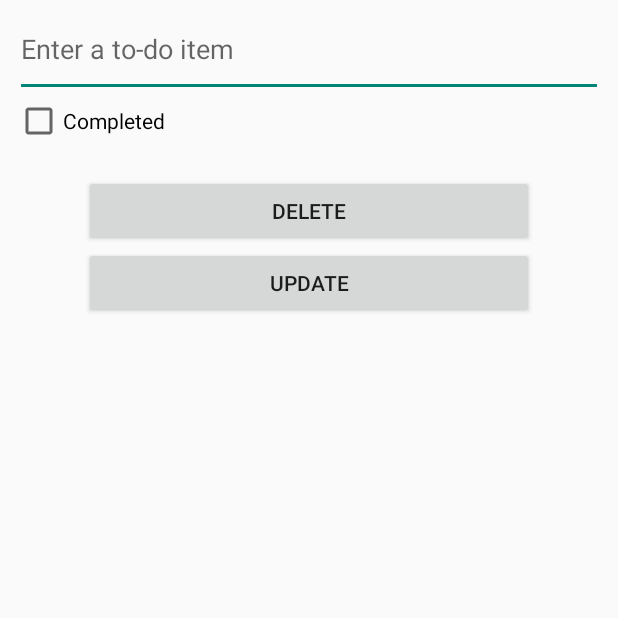
After one commit to YehorYehorychev/ToDoApp, an Android app built with Jetpack Compose: the fragment EditTodoFragment shown on its own in the app's theme, on a phone screen of 412 x 824 dp, the top half of it. The commit adds this screen. Run offline under Robolectric (Android 15) with nearby library versions, the phone set to English and light mode, and no system bars.

```diff
--- /dev/null
+++ b/app/src/main/java/com/yehorychev/importanttodos/EditTodoFragment.kt
@@ -0,0 +1,59 @@
+package com.yehorychev.importanttodos
+
+import android.os.Bundle
+import androidx.fragment.app.Fragment
+import android.view.LayoutInflater
+import android.view.View
+import android.view.ViewGroup
+
+// TODO: Rename parameter arguments, choose names that match
+// the fragment initialization parameters, e.g. ARG_ITEM_NUMBER
+private const val ARG_PARAM1 = "param1"
+private const val ARG_PARAM2 = "param2"
+
+/**
+ * A simple [Fragment] subclass.
+ * Use the [EditTodoFragment.newInstance] factory method to
+ * create an instance of this fragment.
+ */
+class EditTodoFragment : Fragment() {
+    // TODO: Rename and change types of parameters
+    private var param1: String? = null
+    private var param2: String? = null
+
+    override fun onCreate(savedInstanceState: Bundle?) {
+        super.onCreate(savedInstanceState)
+        arguments?.let {
+            param1 = it.getString(ARG_PARAM1)
+            param2 = it.getString(ARG_PARAM2)
+        }
+    }
+
+    override fun onCreateView(
+        inflater: LayoutInflater, container: ViewGroup?,
+        savedInstanceState: Bundle?
+    ): View? {
+        // Inflate the layout for this fragment
+        return inflater.inflate(R.layout.fragment_edit_todo, container, false)
+    }
+
+    companion object {
+        /**
+         * Use this factory method to create a new instance of
+         * this fragment using the provided parameters.
+         *
+         * @param param1 Parameter 1.
+         * @param param2 Parameter 2.
+         * @return A new instance of fragment EditTodoFragment.
+         */
+        // TODO: Rename and change types and number of parameters
+        @JvmStatic
+        fun newInstance(param1: String, param2: String) =
+            EditTodoFragment().apply {
+                arguments = Bundle().apply {
+                    putString(ARG_PARAM1, param1)
+                    putString(ARG_PARAM2, param2)
+                }
+            }
+    }
+}
--- a/app/src/main/java/com/yehorychev/importanttodos/TodosFragment.kt
+++ b/app/src/main/java/com/yehorychev/importanttodos/TodosFragment.kt
@@ -22,7 +22,9 @@ class TodosFragment : androidx.fragment.app.Fragment() {
         val dao = TodosDatabase.getInstance(application).todosDao
         val viewModelFactory = TodosViewModelFactory(dao)
         val viewModel = ViewModelProvider(this, viewModelFactory)[TodosViewModel::class.java]
-        val adapter = TodoItemAdapter()
+        val adapter = TodoItemAdapter { todoId ->
+            viewModel.onTodoItemClicked(todoId)
+        }
         binding.viewModel = viewModel
         binding.todosList.adapter = adapter
         binding.lifecycleOwner = viewLifecycleOwner
--- /dev/null
+++ b/app/src/main/res/layout/fragment_edit_todo.xml
@@ -0,0 +1,42 @@
+<?xml version="1.0" encoding="utf-8"?>
+<LinearLayout xmlns:android="http://schemas.android.com/apk/res/android"
+    xmlns:tools="http://schemas.android.com/tools"
+    android:layout_width="match_parent"
+    android:layout_height="match_parent"
+    android:layout_marginHorizontal="10dp"
+    android:orientation="vertical"
+    tools:context=".EditTodoFragment">
+
+    <EditText
+        android:id="@+id/todo_name"
+        android:layout_width="match_parent"
+        android:layout_height="wrap_content"
+        android:autofillHints="@string/enter_a_todo_item"
+        android:hint="@string/enter_a_todo_item"
+        android:inputType="text"
+        android:paddingVertical="20dp"
+        android:textSize="18sp" />
+
+    <CheckBox
+        android:id="@+id/todo_done"
+        android:layout_width="wrap_content"
+        android:layout_height="wrap_content"
+        android:layout_gravity="start"
+        android:layout_marginBottom="20dp"
+        android:text="@string/completed" />
+
+    <Button
+        android:id="@+id/delete_button"
+        android:layout_width="300dp"
+        android:layout_height="wrap_content"
+        android:layout_gravity="center"
+        android:text="@string/delete" />
+
+    <Button
+        android:id="@+id/update_button"
+        android:layout_width="300dp"
+        android:layout_height="wrap_content"
+        android:layout_gravity="center"
+        android:text="@string/update" />
+
+</LinearLayout>
--- a/app/src/main/res/values/strings.xml
+++ b/app/src/main/res/values/strings.xml
@@ -2,4 +2,8 @@
     <string name="app_name">ImportantTodos</string>
     <!-- TODO: Remove or change this placeholder text -->
     <string name="hello_blank_fragment">Hello blank fragment</string>
+    <string name="enter_a_todo_item">Enter a to-do item</string>
+    <string name="completed">Completed</string>
+    <string name="delete">Delete</string>
+    <string name="update">Update</string>
 </resources>
```
Also changed, not shown: app/src/main/java/com/yehorychev/importanttodos/TodoItemAdapter.kt (+5 -3 lines), app/src/main/java/com/yehorychev/importanttodos/TodosViewModel.kt (+12 -0 lines).
